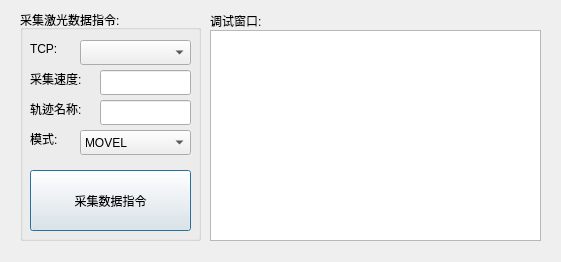
Old version of the form keyscandlg.ui in the repository qubo188612/qtwelding.
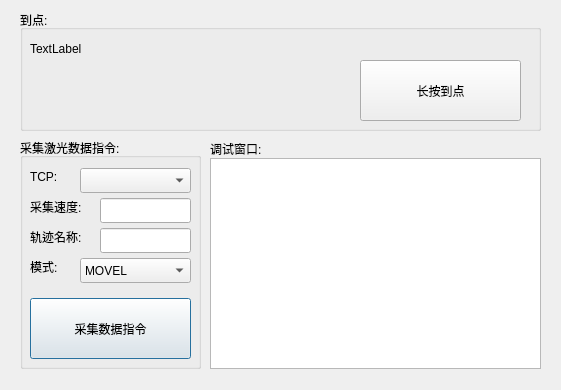
New version of the form.

The edit to the form file:
```diff
--- a/keyscandlg.ui
+++ b/keyscandlg.ui
@@ -7,7 +7,7 @@
     <x>0</x>
     <y>0</y>
     <width>561</width>
-    <height>262</height>
+    <height>390</height>
    </rect>
   </property>
   <property name="windowTitle">
@@ -17,7 +17,7 @@
    <property name="geometry">
     <rect>
      <x>20</x>
-     <y>10</y>
+     <y>138</y>
      <width>181</width>
      <height>231</height>
     </rect>
@@ -150,7 +150,7 @@
    <property name="geometry">
     <rect>
      <x>210</x>
-     <y>12</y>
+     <y>140</y>
      <width>67</width>
      <height>17</height>
     </rect>
@@ -163,12 +163,51 @@
    <property name="geometry">
     <rect>
      <x>210</x>
-     <y>30</y>
+     <y>158</y>
      <width>331</width>
      <height>211</height>
     </rect>
    </property>
   </widget>
+  <widget class="QGroupBox" name="groupBox_2">
+   <property name="geometry">
+    <rect>
+     <x>20</x>
+     <y>10</y>
+     <width>521</width>
+     <height>121</height>
+    </rect>
+   </property>
+   <property name="title">
+    <string>到点:</string>
+   </property>
+   <widget class="QLabel" name="arrive_pos">
+    <property name="geometry">
+     <rect>
+      <x>10</x>
+      <y>30</y>
+      <width>491</width>
+      <height>17</height>
+     </rect>
+    </property>
+    <property name="text">
+     <string>TextLabel</string>
+    </property>
+   </widget>
+   <widget class="QPushButton" name="arriveBtn">
+    <property name="geometry">
+     <rect>
+      <x>340</x>
+      <y>50</y>
+      <width>161</width>
+      <height>61</height>
+     </rect>
+    </property>
+    <property name="text">
+     <string>长按到点</string>
+    </property>
+   </widget>
+  </widget>
  </widget>
  <resources/>
  <connections/>
```
